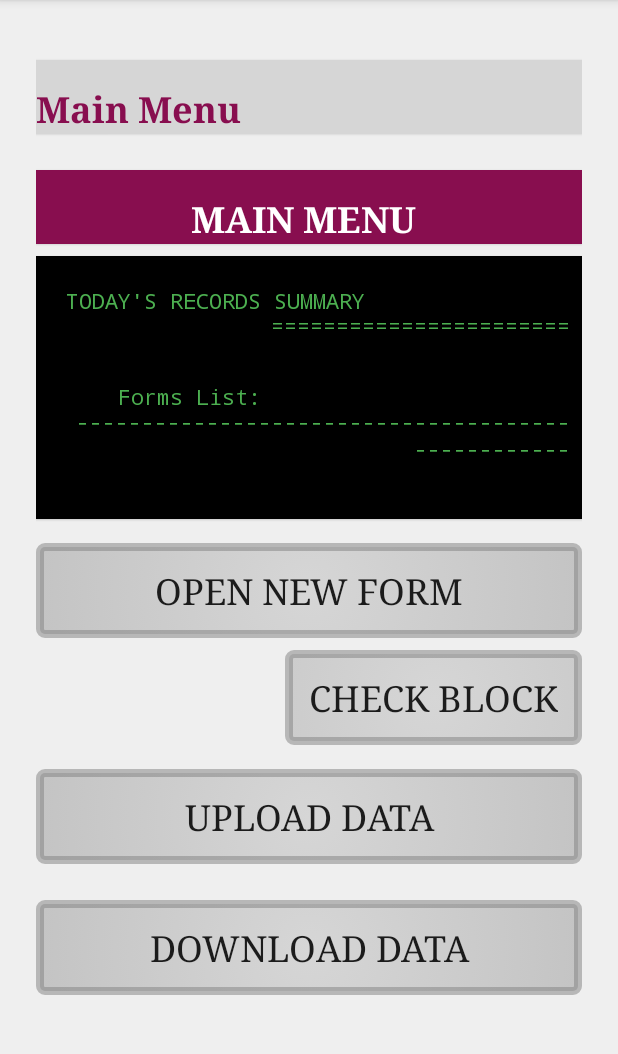
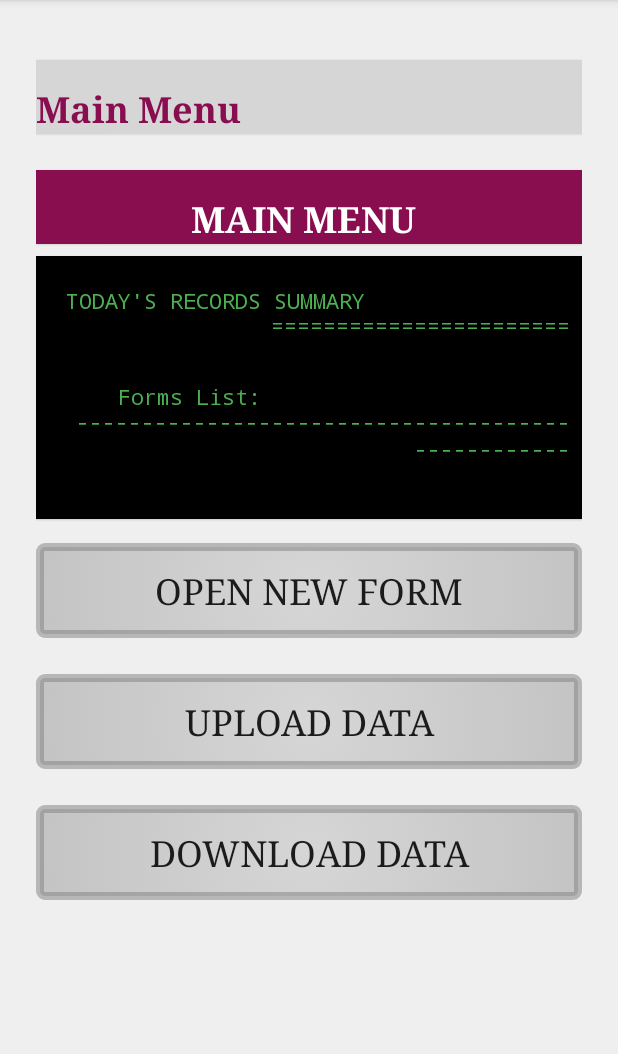
Before and after one commit to shznaqvi/LEAP1-SF-12v2, an Android app: the MainActivity screen opened directly, with no data from a screen before it, on a phone screen of 412 x 824 dp, the part 84-1138 px from its top. Run offline under Robolectric (Android 15) with nearby library versions, the phone set to English and light mode, and no system bars; our stand-ins replace ButterKnife; Roboto replaces fonts that are not available here.

Commit message:
layout changes

```diff
--- a/app/src/main/res/layout/activity_main.xml
+++ b/app/src/main/res/layout/activity_main.xml
@@ -61,7 +61,7 @@
             android:onClick="openForm"
             android:text="Open New Form" />
 
-        <LinearLayout
+        <!-- <LinearLayout
              android:layout_width="match_parent"
              android:layout_height="match_parent"
              android:orientation="horizontal">
@@ -71,7 +71,7 @@
                  android:layout_height="wrap_content"
                  android:onClick="CheckCluster"
                  android:text="Check Block" />
-        </LinearLayout>
+         </LinearLayout>-->
 
         <Button
             android:id="@+id/syncServer"
@@ -116,7 +116,7 @@
                 android:onClick="openA"
                 android:text="Section A" />
 
-            <Button
+            <!-- <Button
                  android:id="@+id/openB"
                  android:layout_width="match_parent"
                  android:layout_height="wrap_content"
@@ -223,7 +223,7 @@
                  android:layout_marginBottom="8dp"
                  android:layout_marginTop="16dp"
                  android:onClick="openM"
-                android:text="Section M" />
+                 android:text="Section M" />-->
 
 
             <!--<Button-->
```
Also changed, not shown: 1 other file. Lines whose indentation alone changed are shown as unchanged.
